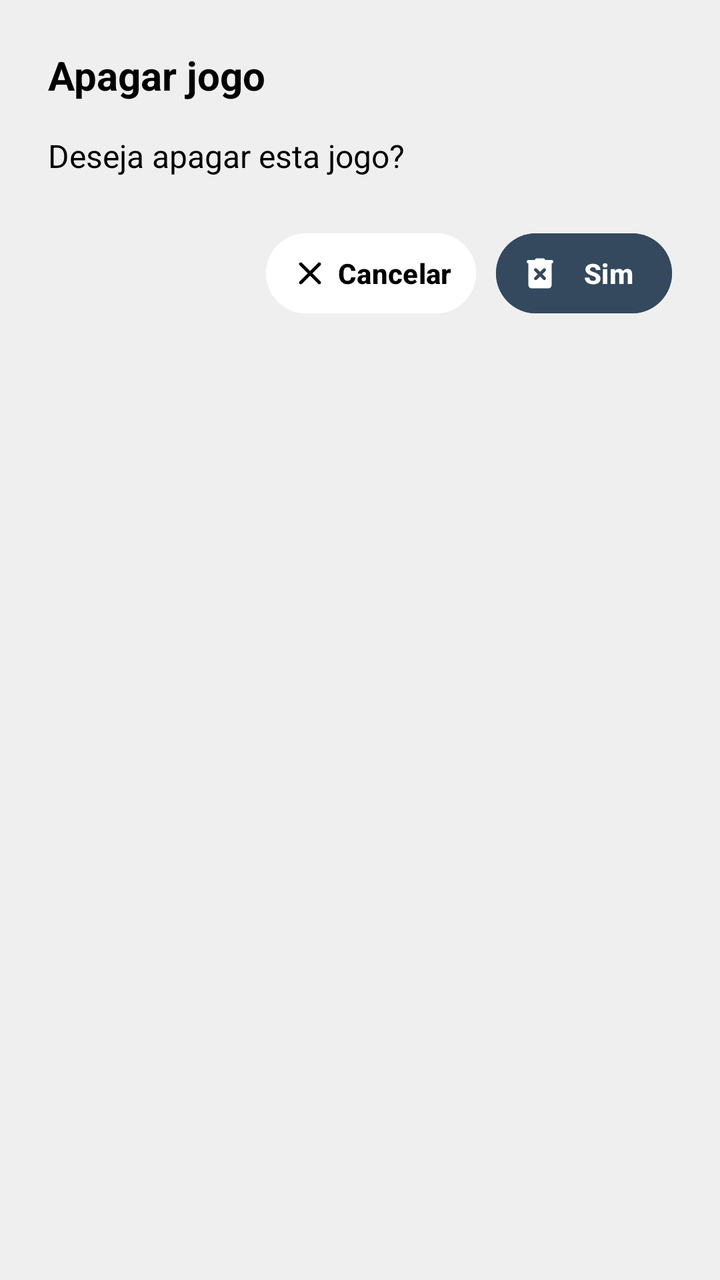
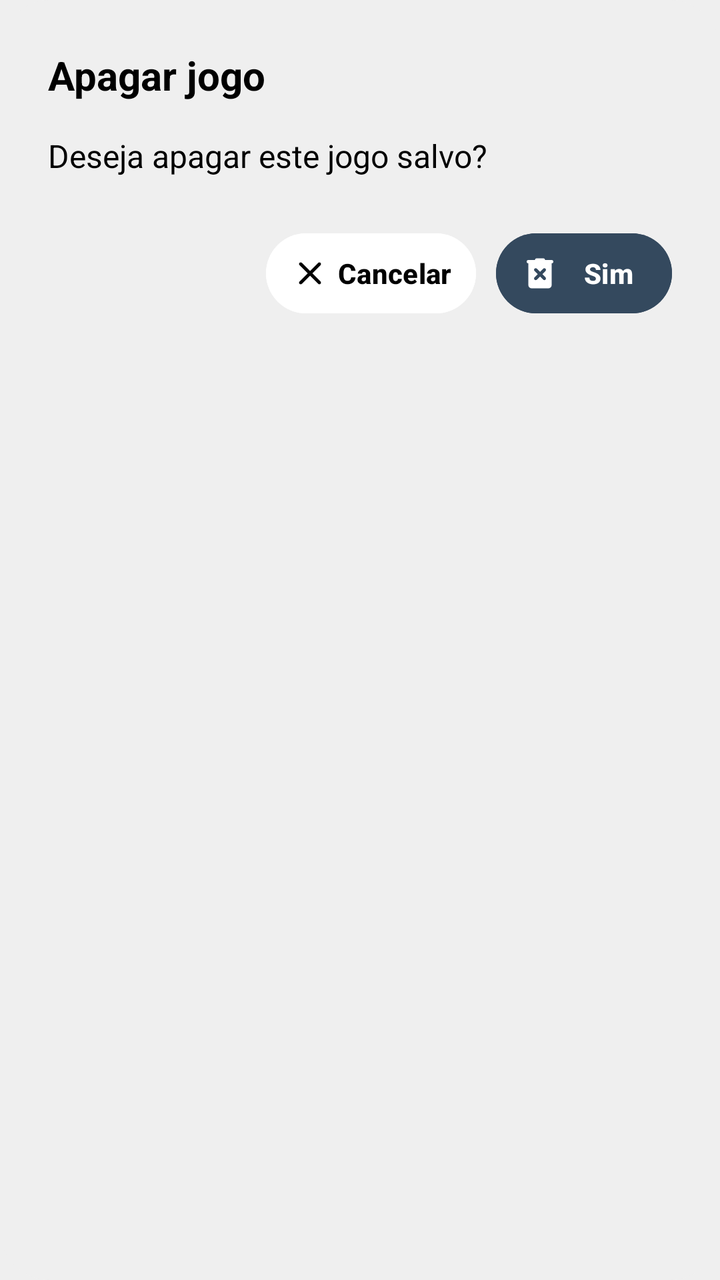

Before-and-after screenshots of an Android layout around one commit, followed by the original layout XML and the change that was made.
<!-- AndroidManifest.xml: application theme Base.Theme.KingOfBozo.Standard -->
<!-- res/layout/dialog_delete_game.xml -->
<?xml version="1.0" encoding="utf-8"?>
<androidx.constraintlayout.widget.ConstraintLayout xmlns:android="http://schemas.android.com/apk/res/android"
    xmlns:app="http://schemas.android.com/apk/res-auto"
    xmlns:tools="http://schemas.android.com/tools"
    android:layout_width="match_parent"
    android:layout_height="wrap_content"
    android:background="@drawable/background_card_black"
    android:padding="24dp"
    android:backgroundTint="?attr/customBackground">

    <TextView
        android:id="@+id/dialog_title"
        android:layout_width="0dp"
        android:layout_height="wrap_content"
        android:text="Apagar jogo"
        android:textColor="?attr/textFillColor"
        android:textSize="20sp"
        android:textStyle="bold"
        app:layout_constraintEnd_toEndOf="parent"
        app:layout_constraintStart_toStartOf="parent"
        app:layout_constraintTop_toTopOf="parent" />

    <TextView
        android:id="@+id/dialog_message"
        android:layout_width="0dp"
        android:layout_height="wrap_content"
        android:layout_marginTop="16dp"
        android:text="Deseja apagar esta jogo?"
        android:textColor="?attr/textFillColor"
        android:textSize="16sp"
        app:layout_constraintEnd_toEndOf="parent"
        app:layout_constraintStart_toStartOf="parent"
        app:layout_constraintTop_toBottomOf="@id/dialog_title" />

    <com.google.android.material.button.MaterialButton
        android:id="@+id/btn_cancel"
        style="@style/Widget.Material3.Button.TextButton"
        android:layout_width="wrap_content"
        android:layout_height="wrap_content"
        android:layout_marginTop="24dp"
        android:layout_marginEnd="10dp"
        android:backgroundTint="?attr/cardBackgroundColor"
        android:text="Cancelar"
        android:textColor="?attr/textFillColor"
        android:textSize="14sp"
        android:textStyle="bold"
        app:icon="@drawable/ic_close"
        app:iconSize="20dp"
        app:iconTint="?attr/textFillColor"
        app:layout_constraintEnd_toStartOf="@+id/btn_delete"
        app:layout_constraintTop_toBottomOf="@id/dialog_message" />



    <com.google.android.material.button.MaterialButton
        android:id="@+id/btn_delete"
        style="@style/Widget.Material3.Button.TextButton"
        android:layout_width="wrap_content"
        android:layout_height="wrap_content"
        android:layout_marginTop="24dp"
        android:layout_marginStart="30dp"
        android:text="Sim"
        android:textColor="?attr/customTextBackground"
        android:textSize="14sp"
        android:textStyle="bold"
        android:focusable="auto"
        android:backgroundTint="?attr/colorPrimary"
        app:icon="@drawable/ic_delete"
        app:iconSize="20dp"
        app:iconTint="?attr/customTextBackground"
        app:layout_constraintEnd_toEndOf="parent"
        app:layout_constraintTop_toBottomOf="@id/dialog_message" />

</androidx.constraintlayout.widget.ConstraintLayout>
<!-- resources referenced by this layout -->
<resources>
  <!-- drawable background_card_black (drawable) -->
  <shape xmlns:android="http://schemas.android.com/apk/res/android"
      android:shape="rectangle">
      <solid android:color="@color/fundo_light" />
      <corners android:radius="25dp" />
  </shape>
  <!-- drawable ic_close (drawable) -->
  <vector xmlns:android="http://schemas.android.com/apk/res/android"
      android:width="24dp"
      android:height="24dp"
      android:viewportWidth="960"
      android:viewportHeight="960"
      android:tint="@color/fundo_light">
    <path
        android:fillColor="@android:color/white"
        android:pathData="M480,536L284,732Q273,743 256,743Q239,743 228,732Q217,721 217,704Q217,687 228,676L424,480L228,284Q217,273 217,256Q217,239 228,228Q239,217 256,217Q273,217 284,228L480,424L676,228Q687,217 704,217Q721,217 732,228Q743,239 743,256Q743,273 732,284L536,480L732,676Q743,687 743,704Q743,721 732,732Q721,743 704,743Q687,743 676,732L480,536Z"/>
  </vector>
  <!-- drawable ic_delete (drawable) -->
  <vector xmlns:android="http://schemas.android.com/apk/res/android"
      android:width="24dp"
      android:height="24dp"
      android:viewportWidth="960"
      android:viewportHeight="960"
      android:tint="@color/fundo_light">
    <path
        android:fillColor="@android:color/white"
        android:pathData="M280,840Q247,840 223.5,816.5Q200,793 200,760L200,240L200,240Q183,240 171.5,228.5Q160,217 160,200Q160,183 171.5,171.5Q183,160 200,160L360,160L360,160Q360,143 371.5,131.5Q383,120 400,120L560,120Q577,120 588.5,131.5Q600,143 600,160L600,160L760,160Q777,160 788.5,171.5Q800,183 800,200Q800,217 788.5,228.5Q777,240 760,240L760,240L760,760Q760,793 736.5,816.5Q713,840 680,840L280,840ZM480,556L556,632Q567,643 584,643Q601,643 612,632Q623,621 623,604Q623,587 612,576L536,500L612,424Q623,413 623,396Q623,379 612,368Q601,357 584,357Q567,357 556,368L480,444L404,368Q393,357 376,357Q359,357 348,368Q337,379 337,396Q337,413 348,424L424,500L348,576Q337,587 337,604Q337,621 348,632Q359,643 376,643Q393,643 404,632L480,556Z"/>
  </vector>
  <style name="Base.Theme.KingOfBozo.Standard" parent="Theme.Material3.DayNight.NoActionBar">
          <item name="colorPrimary">@color/padrao</item>
          <item name="textFillColor">@color/text_dark</item>
          <item name="customTextBackground">@color/text_light</item>
          <item name="customIcon">@color/icon_dark</item>
          <item name="iconTint">@color/icon_light</item>
          <item name="phoneImage">@drawable/phone_light</item>
          <item name="customBackground">@color/fundo_light</item>
          <item name="cardBackgroundColor">@color/card_light</item>
          <item name="cardForegroundColor">@color/card_dark</item>
          <item name="android:windowBackground">?attr/customBackground</item>
          <item name="android:statusBarColor">@android:color/transparent</item>
          <item name="android:navigationBarColor">@android:color/transparent</item>
          <item name="android:windowLightStatusBar">true</item>
          <item name="android:windowLightNavigationBar" tools:targetApi="27">true</item>
      </style>
  <color name="fundo_light">#EFEFEF</color>
  <color name="padrao">#34495e</color>
  <color name="text_dark">#000000</color>
  <color name="text_light">#FFFFFF</color>
  <color name="icon_dark">#000000</color>
  <color name="icon_light">#FFFFFF</color>
  <!-- drawable phone_light: vector/xml drawable (drawable, 9237 chars, omitted) -->
  <color name="card_light">#FFFFFF</color>
  <color name="card_dark">#313131</color>
</resources>

<!-- the commit's change to res/layout/dialog_delete_game.xml (unified diff, before → after) -->
@@ -12,7 +12,7 @@
         android:id="@+id/dialog_title"
         android:layout_width="0dp"
         android:layout_height="wrap_content"
-        android:text="Apagar jogo"
+        android:text="@string/dialog_apagar_jogo_titulo"
         android:textColor="?attr/textFillColor"
         android:textSize="20sp"
         android:textStyle="bold"
@@ -25,7 +25,7 @@
         android:layout_width="0dp"
         android:layout_height="wrap_content"
         android:layout_marginTop="16dp"
-        android:text="Deseja apagar esta jogo?"
+        android:text="@string/dialog_apagar_jogo_msg"
         android:textColor="?attr/textFillColor"
         android:textSize="16sp"
         app:layout_constraintEnd_toEndOf="parent"
@@ -40,7 +40,7 @@
         android:layout_marginTop="24dp"
         android:layout_marginEnd="10dp"
         android:backgroundTint="?attr/cardBackgroundColor"
-        android:text="Cancelar"
+        android:text="@string/cancelar"
         android:textColor="?attr/textFillColor"
         android:textSize="14sp"
         android:textStyle="bold"
@@ -59,7 +59,7 @@
         android:layout_height="wrap_content"
         android:layout_marginTop="24dp"
         android:layout_marginStart="30dp"
-        android:text="Sim"
+        android:text="@string/sim"
         android:textColor="?attr/customTextBackground"
         android:textSize="14sp"
         android:textStyle="bold"
<!-- resource entries referenced after the edit -->
@@ -28,6 +28,10 @@
         android:fillColor="@android:color/white"
         android:pathData="M280,840Q247,840 223.5,816.5Q200,793 200,760L200,240L200,240Q183,240 171.5,228.5Q160,217 160,200Q160,183 171.5,171.5Q183,160 200,160L360,160L360,160Q360,143 371.5,131.5Q383,120 400,120L560,120Q577,120 588.5,131.5Q600,143 600,160L600,160L760,160Q777,160 788.5,171.5Q800,183 800,200Q800,217 788.5,228.5Q777,240 760,240L760,240L760,760Q760,793 736.5,816.5Q713,840 680,840L280,840ZM480,556L556,632Q567,643 584,643Q601,643 612,632Q623,621 623,604Q623,587 612,576L536,500L612,424Q623,413 623,396Q623,379 612,368Q601,357 584,357Q567,357 556,368L480,444L404,368Q393,357 376,357Q359,357 348,368Q337,379 337,396Q337,413 348,424L424,500L348,576Q337,587 337,604Q337,621 348,632Q359,643 376,643Q393,643 404,632L480,556Z"/>
   </vector>
+  <string name="cancelar">Cancelar</string>
+  <string name="dialog_apagar_jogo_msg">Deseja apagar este jogo salvo?</string>
+  <string name="dialog_apagar_jogo_titulo">Apagar jogo</string>
+  <string name="sim">Sim</string>
   <style name="Base.Theme.KingOfBozo.Standard" parent="Theme.Material3.DayNight.NoActionBar">
           <item name="colorPrimary">@color/padrao</item>
           <item name="textFillColor">@color/text_dark</item>
